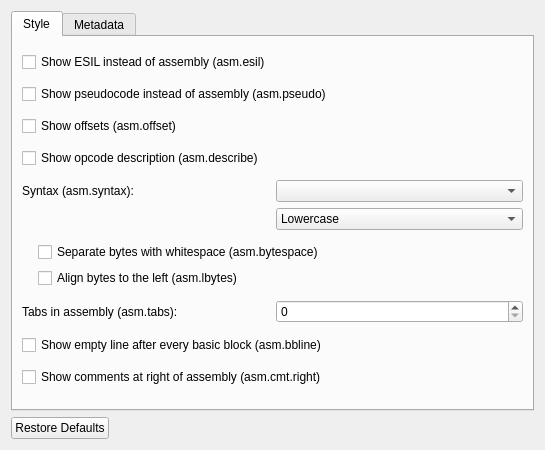
rizinorg/cutter, file src/dialogs/preferences/AsmOptionsWidget.ui: the form before one commit.
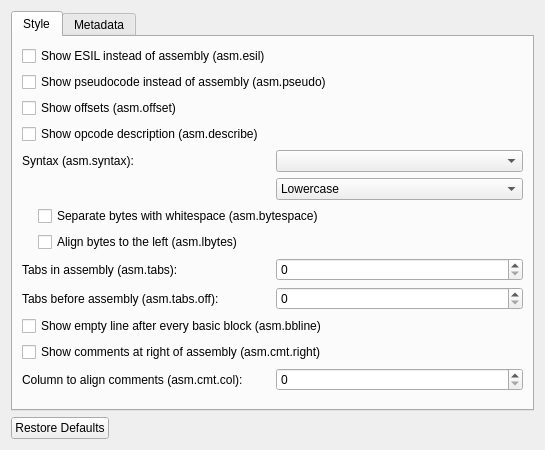
The form after the commit. The open tabs and pages were chosen to show the change.

Commit message:
Added options to remove excessive spacing (#577)
* Add option to configure asm.tabs.off
* Add option to configure asm.cmt.col

```diff
--- a/src/dialogs/preferences/AsmOptionsWidget.ui
+++ b/src/dialogs/preferences/AsmOptionsWidget.ui
@@ -127,6 +127,27 @@
          </item>
         </layout>
        </item>
+       <item>
+        <layout class="QGridLayout" name="gridLayout_4">
+         <item row="0" column="0">
+          <widget class="QLabel" name="asmTabsOffLabel">
+           <property name="text">
+            <string>Tabs before assembly (asm.tabs.off):</string>
+           </property>
+          </widget>
+         </item>
+         <item row="0" column="1">
+          <widget class="QSpinBox" name="asmTabsOffSpinBox">
+           <property name="maximum">
+            <number>100</number>
+           </property>
+           <property name="singleStep">
+            <number>5</number>
+           </property>
+          </widget>
+         </item>
+        </layout>
+       </item>
        <item>
         <widget class="QCheckBox" name="bblineCheckBox">
          <property name="text">
@@ -141,6 +162,27 @@
          </property>
         </widget>
        </item>
+       <item>
+        <layout class="QGridLayout" name="gridLayout_5">
+         <item row="0" column="0">
+          <widget class="QLabel" name="cmtcolLabel">
+           <property name="text">
+            <string>Column to align comments (asm.cmt.col):</string>
+           </property>
+          </widget>
+         </item>
+         <item row="0" column="1">
+          <widget class="QSpinBox" name="cmtcolSpinBox">
+           <property name="maximum">
+            <number>100</number>
+           </property>
+           <property name="singleStep">
+            <number>5</number>
+           </property>
+          </widget>
+         </item>
+        </layout>
+       </item>
       </layout>
      </widget>
      <widget class="QWidget" name="tab_2">
```
The commit also changes 4 other files.
